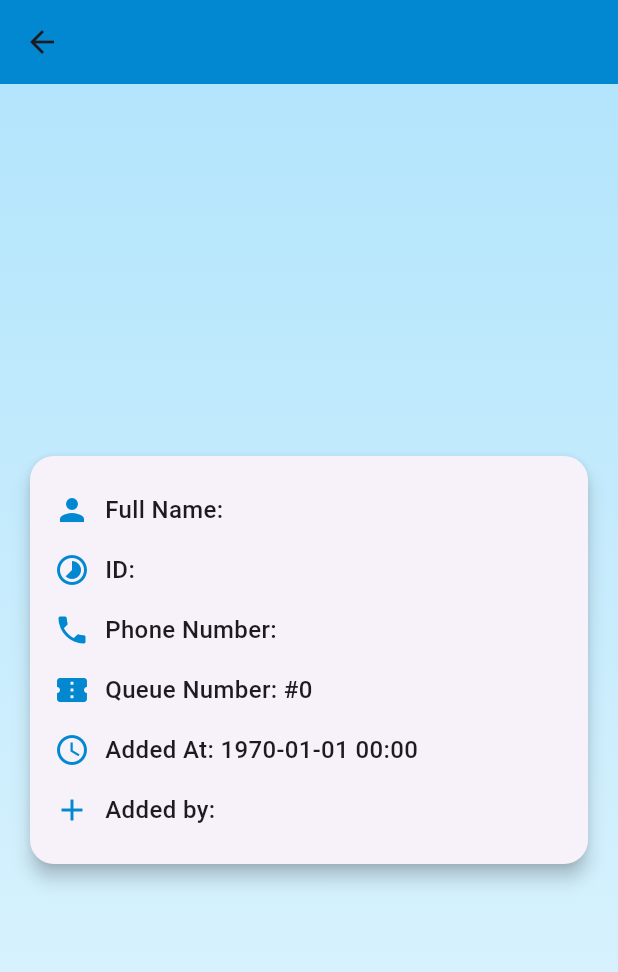
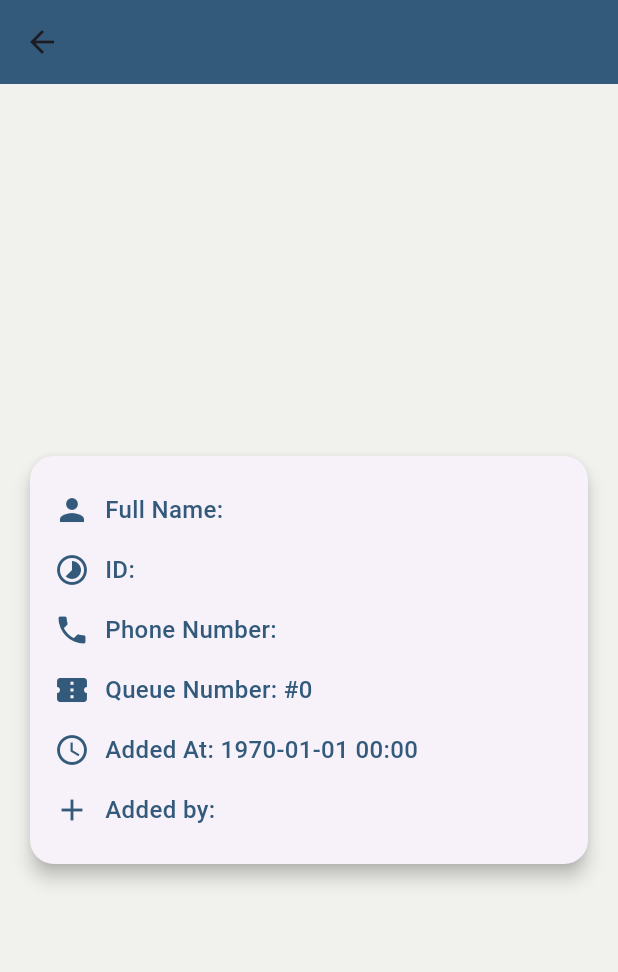
Before and after one commit to fatoom9/queue_management_system, a Flutter app: the PersonDetailsScreen screen opened directly with empty values, on a phone screen of 412 x 824 dp. Shown: the top 972 px of the screen. Run offline on Flutter 3.47's test engine with Material 3 defaults, Android fonts, the phone set to English and light mode, and no system bars; our stand-ins replace flutter_hooks, flutter_riverpod, font_awesome_flutter, go_router, google_fonts, hooks_riverpod and 1 more; accounts and stored records are empty.

Commit message:
PersonDetails&CompletedList-screens-redesign

```diff
--- a/lib/src/features/queue/presentation/person_details_screen.dart
+++ b/lib/src/features/queue/presentation/person_details_screen.dart
@@ -1,5 +1,7 @@
 import 'package:flutter/material.dart';
 import 'package:hooks_riverpod/hooks_riverpod.dart';
+import 'package:queue_management_system/src/common_widgets/button.dart';
+import 'package:queue_management_system/src/constants/app_theme.dart';
 import 'package:queue_management_system/src/features/queue/domain/models/person_details.dart';
 import 'package:queue_management_system/src/features/queue/presentation/controllers/queue_controller.dart';
 import 'package:google_fonts/google_fonts.dart';
@@ -15,19 +17,19 @@ class PersonDetailsScreen extends HookConsumerWidget {
       appBar: AppBar(
         title: Text(
           person.fullName,
-          style: const TextStyle(
+          style: GoogleFonts.poppins(
             fontSize: 22,
             fontWeight: FontWeight.bold,
-            color: Colors.white,
+            color: AppTheme.theme.scaffoldBackgroundColor,
           ),
         ),
         centerTitle: true,
-        backgroundColor: const Color(0xFF0288D1),
+        backgroundColor: AppTheme.theme.primaryColor,
       ),
       body: Container(
-        decoration: const BoxDecoration(
+        decoration: BoxDecoration(
           gradient: LinearGradient(
-            colors: [Color(0xFFB3E5FC), Color(0xFFE1F5FE)],
+            colors: [secondaryColor, secondaryColor],
             begin: Alignment.topCenter,
             end: Alignment.bottomCenter,
           ),
@@ -78,12 +80,16 @@ class PersonDetailsScreen extends HookConsumerWidget {
       padding: const EdgeInsets.symmetric(vertical: 8.0),
       child: Row(
         children: [
-          Icon(icon, color: const Color(0xFF0288D1)),
+          Icon(icon, color: AppTheme.theme.primaryColor), // Using primary color
           const SizedBox(width: 10),
           Expanded(
             child: Text(
               '$title: $value',
-              style: const TextStyle(fontSize: 16, fontWeight: FontWeight.w500),
+              style: TextStyle(
+                fontSize: 16,
+                fontWeight: FontWeight.w500,
+                color: AppTheme.theme.primaryColor, // Using primary color
+              ),
             ),
           ),
         ],
```
Also changed, not shown: lib/src/features/queue/presentation/add_person_screen.dart (+13 -1 lines), lib/src/features/queue/presentation/completedPerson.dart (+18 -20 lines).
